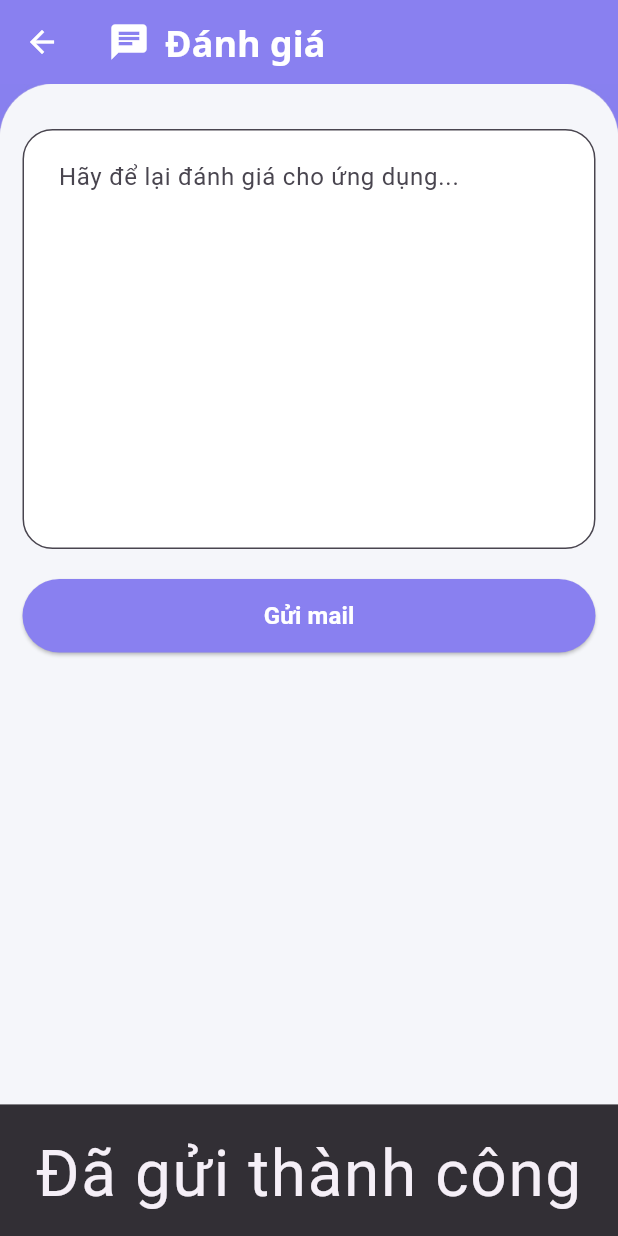
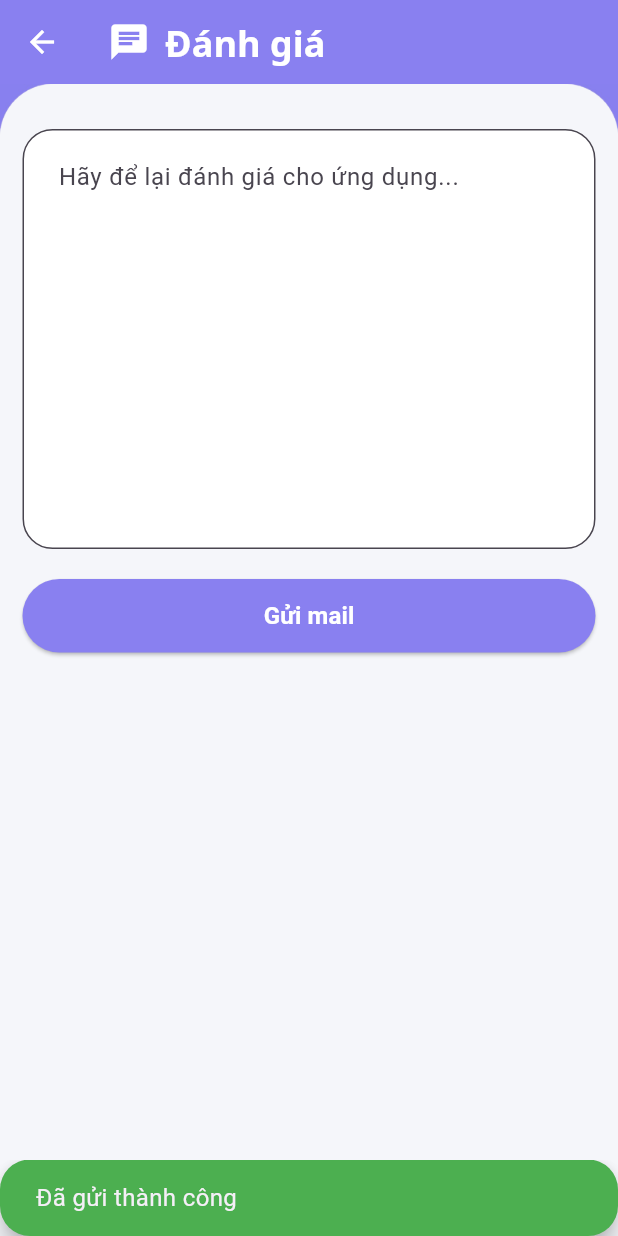
Before and after one commit to LearnJapaneseUET/AndroidFrontend, a Flutter app: the SendMail screen opened directly, after a tap on "Gửi mail", on a phone screen of 412 x 824 dp. Run offline on Flutter 3.47's test engine with Material 3 defaults, Android fonts, the phone set to English and light mode, and no system bars; our stand-ins replace audioplayers, camera, file_picker, firebase_auth, firebase_core, firebase_messaging and 12 more; missing offline and left inert: flutter_sound, mailer; accounts and stored records are empty; network calls fail; Roboto replaces fonts that are missing (Noto Sans).

Commit message:
fix: fix ui snackbar mail page

```diff
--- a/lib/pages/dictionary_page.dart
+++ b/lib/pages/dictionary_page.dart
@@ -32,6 +32,7 @@ class _DictionaryPageState extends State<DictionaryPage> {
     ];
 
     return Scaffold( // Thêm Scaffold làm ancestor
+
       body: Column(
         children: [
           DecoratedBox(
@@ -85,6 +86,7 @@ class _DictionaryPageState extends State<DictionaryPage> {
           Expanded(
             child: Container(
               decoration: const BoxDecoration(
+                color: Color(0xFFF5F6FA),
                 image: DecorationImage(
                   image: AssetImage('assets/images/appbar.png'),
                   fit: BoxFit.fitWidth,
--- a/lib/pages/mail_page.dart
+++ b/lib/pages/mail_page.dart
@@ -133,15 +133,20 @@ class _SendMailState extends State<SendMail> {
     );
   }
 
+
+
   void showSnackbar(String message) {
     ScaffoldMessenger.of(context).showSnackBar(
       SnackBar(
-        content: FittedBox(
-          child: Text(
-            message,
-            style: const TextStyle(
-              fontSize: 10,
-            ),
+        duration: const Duration(seconds: 1),
+        backgroundColor: Colors.green,
+        shape: RoundedRectangleBorder(
+          borderRadius: BorderRadius.circular(20), // Set the border radius
+        ),
+        content: Text(
+          message,
+          style: const TextStyle(
+            fontSize: 16,
           ),
         ),
       ),
```
Also changed, not shown: lib/pages/library/flashcard.dart (+2 -5 lines).
